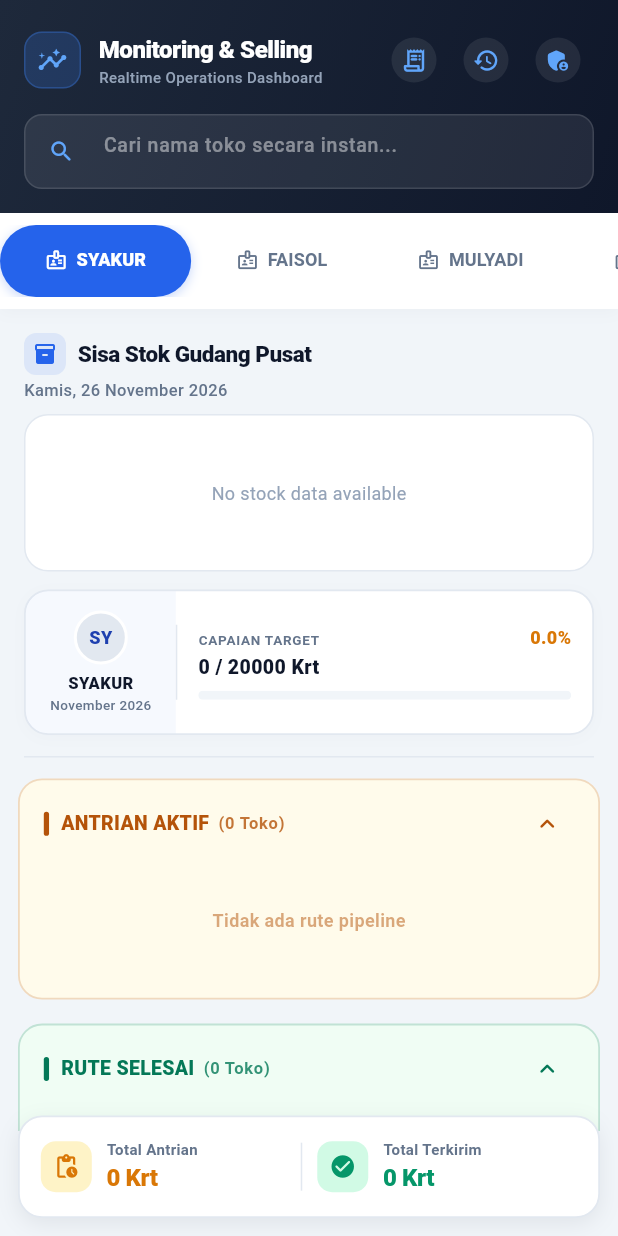
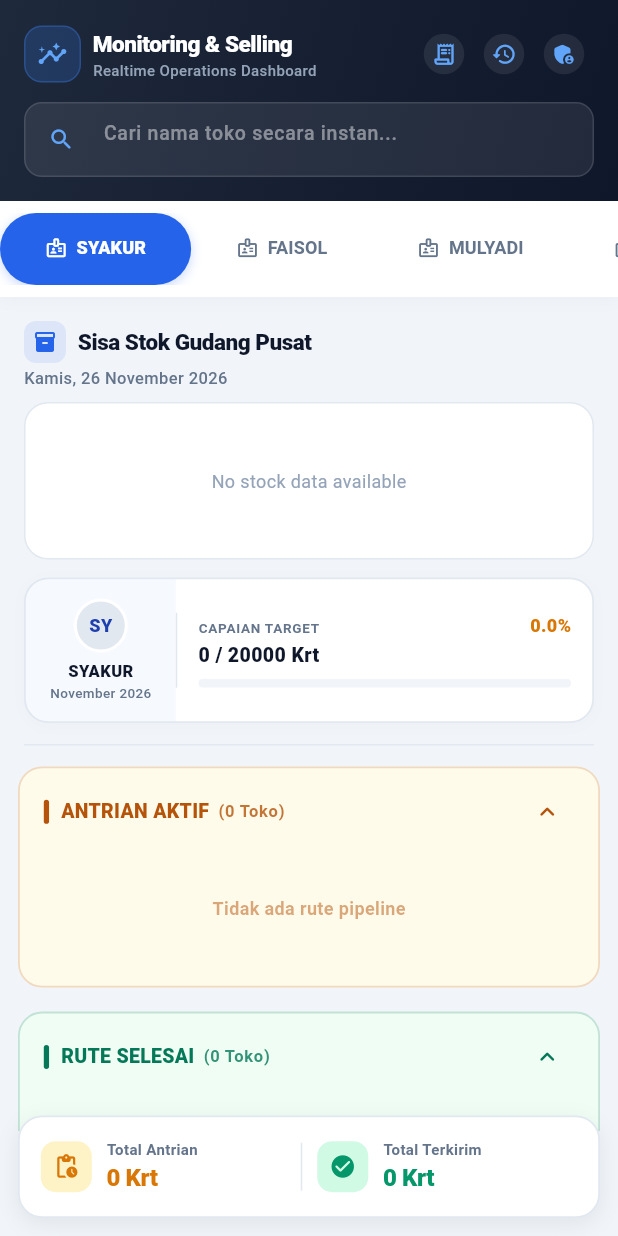
Before and after one commit to yaarnDev/Stok-Selling-Monitoring, a Flutter app: the screen it shows after launch, on a phone screen of 412 x 824 dp. Run offline on Flutter 3.47's test engine with Material 3 defaults, Android fonts, the phone set to English and light mode, and no system bars; our stand-ins replace cloud_firestore, firebase_auth, firebase_core, image_picker, pdf, printing and 1 more; accounts and stored records are empty.

Commit message:
fix: update terbaru

```diff
--- a/lib/main.dart
+++ b/lib/main.dart
@@ -39,6 +39,7 @@ class MyApp extends StatelessWidget {
       debugShowCheckedModeBanner: false,
       theme: ThemeData(
         colorScheme: ColorScheme.fromSeed(seedColor: const Color(0xFF1E88E5)),
+        fontFamily: 'Roboto',
         useMaterial3: true,
       ),
       home: const AudienceHomeScreen(), // Membuka halaman pantau stok mewah kita
--- a/lib/screens/audience_screen.dart
+++ b/lib/screens/audience_screen.dart
@@ -360,43 +360,76 @@ class _AudienceHomeScreenState extends State<AudienceHomeScreen> with SingleTick
                 ? Column(
                     children: [
                       Row(
-                        mainAxisAlignment: MainAxisAlignment.spaceBetween,
                         children: [
-                          Row(
+                          Expanded(
+                            child: Row(
                               children: [
                                 Container(
                                   padding: const EdgeInsets.all(8),
                                   decoration: BoxDecoration(
-                                  color: const Color(0xFF3B82F6).withOpacity(0.2),
+                                    color: const Color(0xFF3B82F6)
+                                        .withOpacity(0.2),
                                     borderRadius: BorderRadius.circular(12),
-                                  border: Border.all(color: const Color(0xFF3B82F6).withOpacity(0.3))
+                                    border: Border.all(
+                                      color: const Color(0xFF3B82F6)
+                                          .withOpacity(0.3),
                                     ),
-                                child: const Icon(Icons.insights_rounded, color: Color(0xFF60A5FA), size: 20),
                                   ),
-                              const SizedBox(width: 12),
-                              Column(
-                                crossAxisAlignment: CrossAxisAlignment.start,
-                                children: const [
+                                  child: const Icon(
+                                    Icons.insights_rounded,
+                                    color: Color(0xFF60A5FA),
+                                    size: 20,
+                                  ),
+                                ),
+                                const SizedBox(width: 8),
+                                const Expanded(
+                                  child: Column(
+                                    crossAxisAlignment:
+                                        CrossAxisAlignment.start,
+                                    children: [
                                       Text(
                                         'Monitoring & Selling',
-                                    style: TextStyle(color: Colors.white, fontSize: 16, fontWeight: FontWeight.w800, letterSpacing: -0.3)
+                                        maxLines: 1,
+                                        overflow: TextOverflow.ellipsis,
+                                        style: TextStyle(
+                                          color: Colors.white,
+                                          fontSize: 15,
+                                          fontWeight: FontWeight.w800,
+                                          letterSpacing: -0.3,
+                                        ),
                                       ),
                                       Text(
                                         'Realtime Operations Dashboard',
-                                    style: TextStyle(color: Color(0xFF94A3B8), fontSize: 10, fontWeight: FontWeight.w500)
+                                        maxLines: 1,
+                                        overflow: TextOverflow.ellipsis,
+                                        style: TextStyle(
+                                          color: Color(0xFF94A3B8),
+                                          fontSize: 10,
+                                          fontWeight: FontWeight.w500,
+                                        ),
                                       ),
                                     ],
                                   ),
+                                ),
                               ],
                             ),
+                          ),
+                          const SizedBox(width: 4),
                           Row(
+                            mainAxisSize: MainAxisSize.min,
                             children: [
                               IconButton(
                                 tooltip: 'Pencatatan Nota Tempo',
+                                constraints: const BoxConstraints.tightFor(
+                                  width: 40,
+                                  height: 40,
+                                ),
+                                padding: EdgeInsets.zero,
+                                visualDensity: VisualDensity.compact,
                                 icon: Container(
-                                  padding: const EdgeInsets.all(6),
+                                  padding: const EdgeInsets.all(5),
                                   decoration: BoxDecoration(color: Colors.white.withOpacity(0.08), shape: BoxShape.circle),
-                                  child: const Icon(Icons.receipt_long_rounded, color: Color(0xFF60A5FA), size: 18),
+                                  child: const Icon(Icons.receipt_long_rounded, color: Color(0xFF60A5FA), size: 17),
                                 ),
                                 onPressed: () {
                                   Navigator.push(
@@ -407,10 +440,16 @@ class _AudienceHomeScreenState extends State<AudienceHomeScreen> with SingleTick
                               ),
                               IconButton(
                                 tooltip: 'History Penjualan Semua Toko',
+                                constraints: const BoxConstraints.tightFor(
+                                  width: 40,
+                                  height: 40,
+                                ),
+                                padding: EdgeInsets.zero,
+                                visualDensity: VisualDensity.compact,
                                 icon: Container(
-                                  padding: const EdgeInsets.all(6),
+                                  padding: const EdgeInsets.all(5),
                                   decoration: BoxDecoration(color: Colors.white.withOpacity(0.08), shape: BoxShape.circle),
-                                  child: const Icon(Icons.history_rounded, color: Color(0xFF60A5FA), size: 18),
+                                  child: const Icon(Icons.history_rounded, color: Color(0xFF60A5FA), size: 17),
                                 ),
                                 onPressed: () {
                                   Navigator.push(
@@ -421,11 +460,17 @@ class _AudienceHomeScreenState extends State<AudienceHomeScreen> with SingleTick
                               ),
                               IconButton(
                                 tooltip: 'Admin Panel',
+                                constraints: const BoxConstraints.tightFor(
+                                  width: 40,
+                                  height: 40,
+                                ),
+                                padding: EdgeInsets.zero,
+                                visualDensity: VisualDensity.compact,
                                 onPressed: () => Navigator.pushNamed(context, '/admin'),
                                 icon: Container(
-                                  padding: const EdgeInsets.all(6),
+                                  padding: const EdgeInsets.all(5),
                                   decoration: BoxDecoration(color: Colors.white.withOpacity(0.08), shape: BoxShape.circle),
-                                  child: const Icon(Icons.admin_panel_settings_rounded, color: Color(0xFF60A5FA), size: 18),
+                                  child: const Icon(Icons.admin_panel_settings_rounded, color: Color(0xFF60A5FA), size: 17),
                                 ),
                               ),
                             ],
```
Lines whose indentation alone changed are shown as unchanged.
